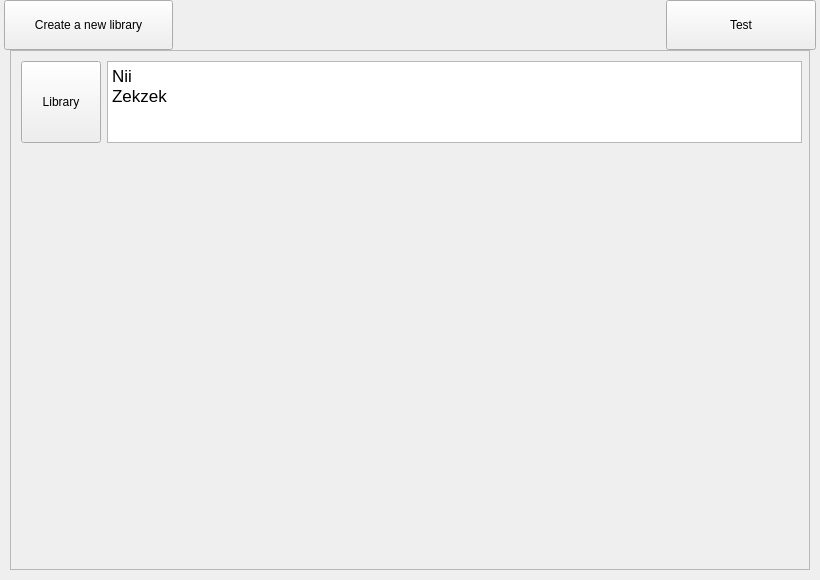
Qt form app/views/intro_screen.ui (amireh/kaboomp3) before a commit.
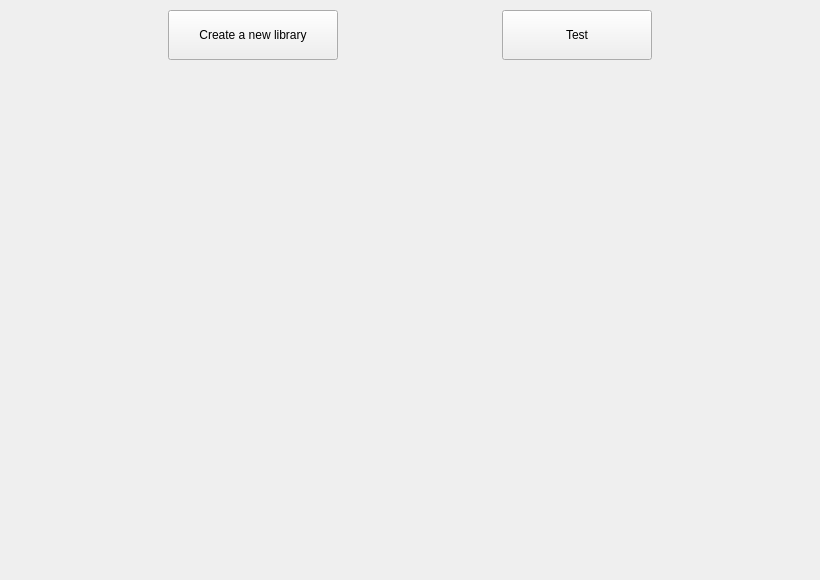
The same form after that commit.

Commit message: library listing is functional now.. scrollable viewport

```diff
--- a/app/views/intro_screen.ui
+++ b/app/views/intro_screen.ui
@@ -10,6 +10,12 @@
     <height>580</height>
    </rect>
   </property>
+  <property name="sizePolicy">
+   <sizepolicy hsizetype="Preferred" vsizetype="Preferred">
+    <horstretch>0</horstretch>
+    <verstretch>0</verstretch>
+   </sizepolicy>
+  </property>
   <property name="minimumSize">
    <size>
     <width>820</width>
@@ -25,160 +31,160 @@
   <property name="windowTitle">
    <string>Libraries</string>
   </property>
-  <widget class="QScrollArea" name="scrollArea">
+  <widget class="QWidget" name="layoutWidget">
    <property name="geometry">
     <rect>
      <x>10</x>
-     <y>50</y>
-     <width>800</width>
-     <height>520</height>
+     <y>10</y>
+     <width>801</width>
+     <height>561</height>
     </rect>
    </property>
-   <property name="sizePolicy">
-    <sizepolicy hsizetype="MinimumExpanding" vsizetype="MinimumExpanding">
-     <horstretch>0</horstretch>
-     <verstretch>0</verstretch>
-    </sizepolicy>
-   </property>
-   <property name="minimumSize">
-    <size>
-     <width>0</width>
-     <height>50</height>
-    </size>
-   </property>
-   <property name="maximumSize">
-    <size>
-     <width>16777215</width>
-     <height>520</height>
-    </size>
-   </property>
-   <property name="widgetResizable">
-    <bool>true</bool>
-   </property>
-   <widget class="QWidget" name="scrollAreaWidgetContents">
-    <property name="geometry">
-     <rect>
-      <x>0</x>
-      <y>0</y>
-      <width>796</width>
-      <height>516</height>
-     </rect>
-    </property>
-    <widget class="QWidget" name="formLayoutWidget">
-     <property name="geometry">
-      <rect>
-       <x>10</x>
-       <y>10</y>
-       <width>781</width>
-       <height>82</height>
-      </rect>
-     </property>
-     <layout class="QFormLayout" name="formLayout">
-      <property name="fieldGrowthPolicy">
-       <enum>QFormLayout::ExpandingFieldsGrow</enum>
-      </property>
-      <property name="formAlignment">
-       <set>Qt::AlignLeading|Qt::AlignLeft|Qt::AlignTop</set>
-      </property>
-      <item row="0" column="0">
-       <widget class="QPushButton" name="pushButton">
-        <property name="enabled">
-         <bool>true</bool>
-        </property>
+   <layout class="QVBoxLayout" name="verticalLayout">
+    <item>
+     <layout class="QHBoxLayout" name="horizontalLayout">
+      <item>
+       <widget class="QPushButton" name="button_createLibrary">
         <property name="sizePolicy">
-         <sizepolicy hsizetype="Minimum" vsizetype="Expanding">
+         <sizepolicy hsizetype="MinimumExpanding" vsizetype="Fixed">
           <horstretch>0</horstretch>
           <verstretch>0</verstretch>
          </sizepolicy>
         </property>
+        <property name="minimumSize">
+         <size>
+          <width>150</width>
+          <height>50</height>
+         </size>
+        </property>
+        <property name="maximumSize">
+         <size>
+          <width>170</width>
+          <height>16777215</height>
+         </size>
+        </property>
+        <property name="styleSheet">
+         <string notr="true"/>
+        </property>
         <property name="text">
-         <string>Library</string>
+         <string>Create a new library</string>
+        </property>
+        <property name="flat">
+         <bool>false</bool>
         </property>
        </widget>
       </item>
-      <item row="0" column="1">
-       <widget class="QTextBrowser" name="textBrowser">
-        <property name="enabled">
-         <bool>true</bool>
+      <item>
+       <widget class="QPushButton" name="button_test">
+        <property name="minimumSize">
+         <size>
+          <width>150</width>
+          <height>50</height>
+         </size>
         </property>
-        <property name="sizePolicy">
-         <sizepolicy hsizetype="Expanding" vsizetype="Maximum">
-          <horstretch>0</horstretch>
-          <verstretch>0</verstretch>
-         </sizepolicy>
+        <property name="maximumSize">
+         <size>
+          <width>150</width>
+          <height>50</height>
+         </size>
         </property>
-        <property name="frameShape">
-         <enum>QFrame::StyledPanel</enum>
-        </property>
-        <property name="html">
-         <string>&lt;!DOCTYPE HTML PUBLIC &quot;-//W3C//DTD HTML 4.0//EN&quot; &quot;http://www.w3.org/TR/REC-html40/strict.dtd&quot;&gt;
-&lt;html&gt;&lt;head&gt;&lt;meta name=&quot;qrichtext&quot; content=&quot;1&quot; /&gt;&lt;style type=&quot;text/css&quot;&gt;
-p, li { white-space: pre-wrap; }
-&lt;/style&gt;&lt;/head&gt;&lt;body style=&quot; font-family:'Lucida Grande'; font-size:13pt; font-weight:400; font-style:normal;&quot;&gt;
-&lt;p style=&quot; margin-top:0px; margin-bottom:0px; margin-left:0px; margin-right:0px; -qt-block-indent:0; text-indent:0px;&quot;&gt;Nii&lt;/p&gt;
-&lt;p style=&quot; margin-top:0px; margin-bottom:0px; margin-left:0px; margin-right:0px; -qt-block-indent:0; text-indent:0px;&quot;&gt;Zekzek&lt;/p&gt;&lt;/body&gt;&lt;/html&gt;</string>
+        <property name="text">
+         <string>Test</string>
         </property>
        </widget>
       </item>
      </layout>
-    </widget>
-   </widget>
-  </widget>
-  <widget class="QPushButton" name="button_test">
-   <property name="geometry">
-    <rect>
-     <x>666</x>
-     <y>0</y>
-     <width>150</width>
-     <height>50</height>
-    </rect>
-   </property>
-   <property name="minimumSize">
-    <size>
-     <width>150</width>
-     <height>50</height>
-    </size>
-   </property>
-   <property name="maximumSize">
-    <size>
-     <width>150</width>
-     <height>50</height>
-    </size>
-   </property>
-   <property name="text">
-    <string>Test</string>
-   </property>
-  </widget>
-  <widget class="QPushButton" name="button_createLibrary">
-   <property name="geometry">
-    <rect>
-     <x>4</x>
-     <y>0</y>
-     <width>169</width>
-     <height>50</height>
-    </rect>
-   </property>
-   <property name="minimumSize">
-    <size>
-     <width>150</width>
-     <height>50</height>
-    </size>
-   </property>
-   <property name="maximumSize">
-    <size>
-     <width>170</width>
-     <height>16777215</height>
-    </size>
-   </property>
-   <property name="styleSheet">
-    <string notr="true"/>
-   </property>
-   <property name="text">
-    <string>Create a new library</string>
-   </property>
-   <property name="flat">
-    <bool>false</bool>
-   </property>
+    </item>
+    <item>
+     <widget class="QScrollArea" name="scrollArea">
+      <property name="sizePolicy">
+       <sizepolicy hsizetype="Preferred" vsizetype="Preferred">
+        <horstretch>0</horstretch>
+        <verstretch>0</verstretch>
+       </sizepolicy>
+      </property>
+      <property name="minimumSize">
+       <size>
+        <width>0</width>
+        <height>50</height>
+       </size>
+      </property>
+      <property name="maximumSize">
+       <size>
+        <width>16777215</width>
+        <height>16777215</height>
+       </size>
+      </property>
+      <property name="frameShape">
+       <enum>QFrame::NoFrame</enum>
+      </property>
+      <property name="frameShadow">
+       <enum>QFrame::Sunken</enum>
+      </property>
+      <property name="lineWidth">
+       <number>1</number>
+      </property>
+      <property name="verticalScrollBarPolicy">
+       <enum>Qt::ScrollBarAsNeeded</enum>
+      </property>
+      <property name="widgetResizable">
+       <bool>false</bool>
+      </property>
+      <widget class="QWidget" name="scrollAreaWidgetContents">
+       <property name="enabled">
+        <bool>true</bool>
+       </property>
+       <property name="geometry">
+        <rect>
+         <x>0</x>
+         <y>0</y>
+         <width>0</width>
+         <height>0</height>
+        </rect>
+       </property>
+       <property name="sizePolicy">
+        <sizepolicy hsizetype="MinimumExpanding" vsizetype="MinimumExpanding">
+         <horstretch>0</horstretch>
+         <verstretch>0</verstretch>
+        </sizepolicy>
+       </property>
+       <property name="minimumSize">
+        <size>
+         <width>200</width>
+         <height>200</height>
+        </size>
+       </property>
+       <property name="baseSize">
+        <size>
+         <width>200</width>
+         <height>200</height>
+        </size>
+       </property>
+       <widget class="QWidget" name="formLayoutWidget">
+        <property name="geometry">
+         <rect>
+          <x>10</x>
+          <y>10</y>
+          <width>781</width>
+          <height>71</height>
+         </rect>
+        </property>
+        <layout class="QFormLayout" name="layoutLibraries">
+         <property name="sizeConstraint">
+          <enum>QLayout::SetMinAndMaxSize</enum>
+         </property>
+         <property name="fieldGrowthPolicy">
+          <enum>QFormLayout::ExpandingFieldsGrow</enum>
+         </property>
+         <property name="formAlignment">
+          <set>Qt::AlignLeading|Qt::AlignLeft|Qt::AlignTop</set>
+         </property>
+        </layout>
+       </widget>
+      </widget>
+     </widget>
+    </item>
+   </layout>
   </widget>
  </widget>
  <resources/>
```
The commit also changes 15 other files.
